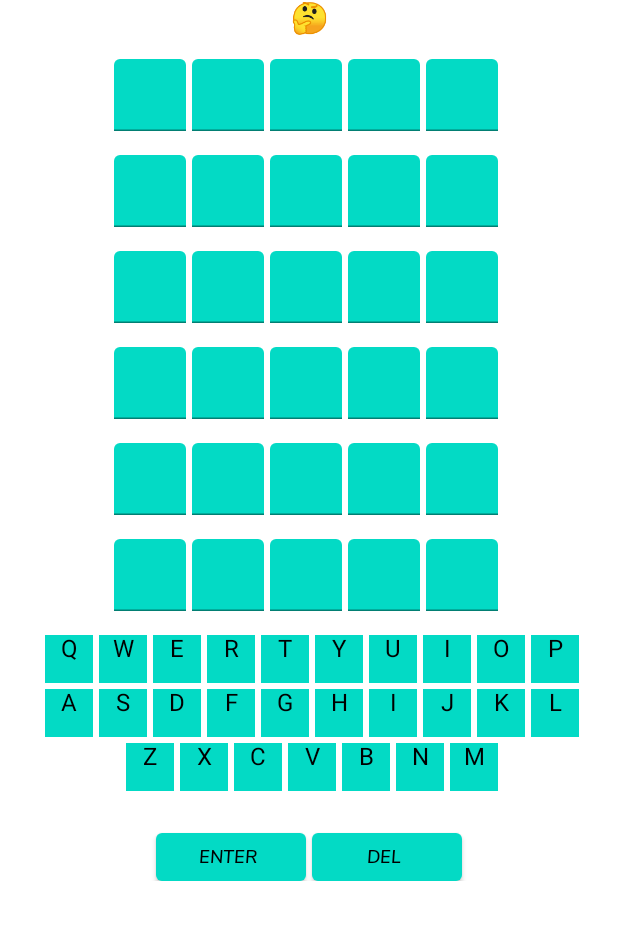
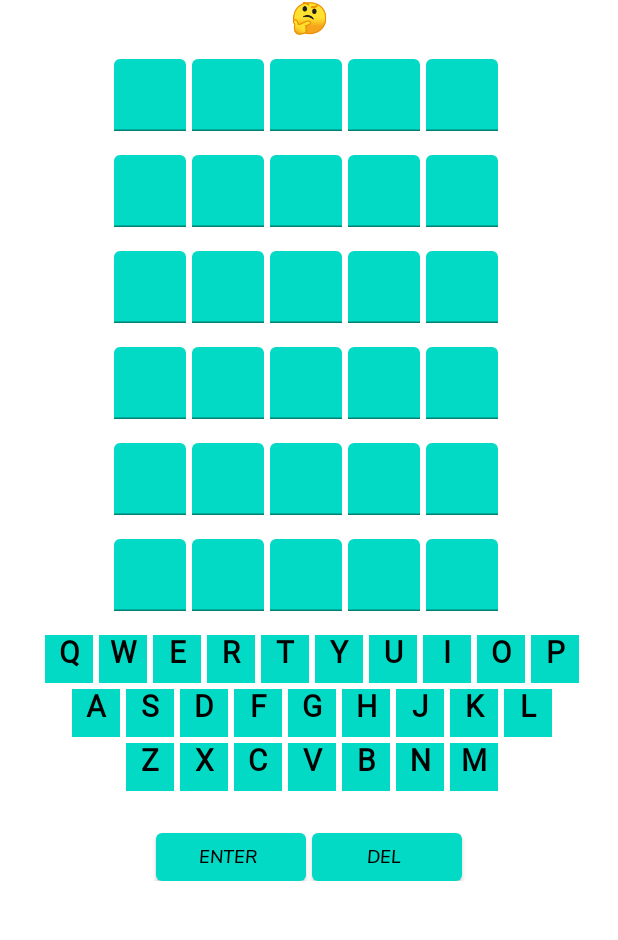
Before and after one commit to poppito/HelloWordel, an Android app built with Jetpack Compose: the screen it shows after launch (MainActivity), on a phone screen of 412 x 824 dp, the part 108-1048 px from its top. Run offline under Robolectric (Android 15) with nearby library versions, the phone set to English and light mode, and no system bars; our stand-ins replace Dagger/Hilt's generated code; Roboto replaces fonts that are not available here.

Commit message:
fix colours, remove the extra I in the keybord

```diff
--- a/app/src/main/java/io/embry/hellowordel/data/Models.kt
+++ b/app/src/main/java/io/embry/hellowordel/data/Models.kt
@@ -6,7 +6,7 @@ import io.embry.hellowordel.ui.theme.BlankText
 
 
 val keyboardLine1 = listOf("Q", "W", "E", "R", "T", "Y", "U", "I", "O", "P")
-val keyboardLine2 = listOf("A", "S", "D", "F", "G", "H", "I", "J", "K", "L")
+val keyboardLine2 = listOf("A", "S", "D", "F", "G", "H", "J", "K", "L")
 val keyboardLine3 = listOf("Z", "X", "C", "V", "B", "N", "M")
 
 data class TileState(
--- a/app/src/main/java/io/embry/hellowordel/presentation/views/MainActivity.kt
+++ b/app/src/main/java/io/embry/hellowordel/presentation/views/MainActivity.kt
@@ -766,11 +766,7 @@ class MainActivity : ComponentActivity() {
                         text = letters[index],
                         textAlign = TextAlign.Center,
                         color = if (guessed != null) FilledText else BlankText,
-                        style = TextStyle(
-                            fontSize = 16.sp,
-                            textDirection = TextDirection.Ltr,
-                            textAlign = TextAlign.Center
-                        ),
+                        style = typography.h1,
                         modifier = Modifier
                             .fillMaxSize()
                             .clickable { viewModel.onLetterEntered(letter = letters[index]) }
--- a/app/src/main/java/io/embry/hellowordel/ui/theme/Color.kt
+++ b/app/src/main/java/io/embry/hellowordel/ui/theme/Color.kt
@@ -8,7 +8,7 @@ val Purple700 = Color(0xFF3700B3)
 val Teal200 = Color(0xFF03DAC5)
 
 
-val Approximate = Color(0xFF92BEF4)
+val Approximate = Color(0xFF92BEE4)
 val Correct = Color(0xFFE5804A)
 val Incorrect = Color(0xFF808080)
 val BlankText = Color(0xFF000000)
```
